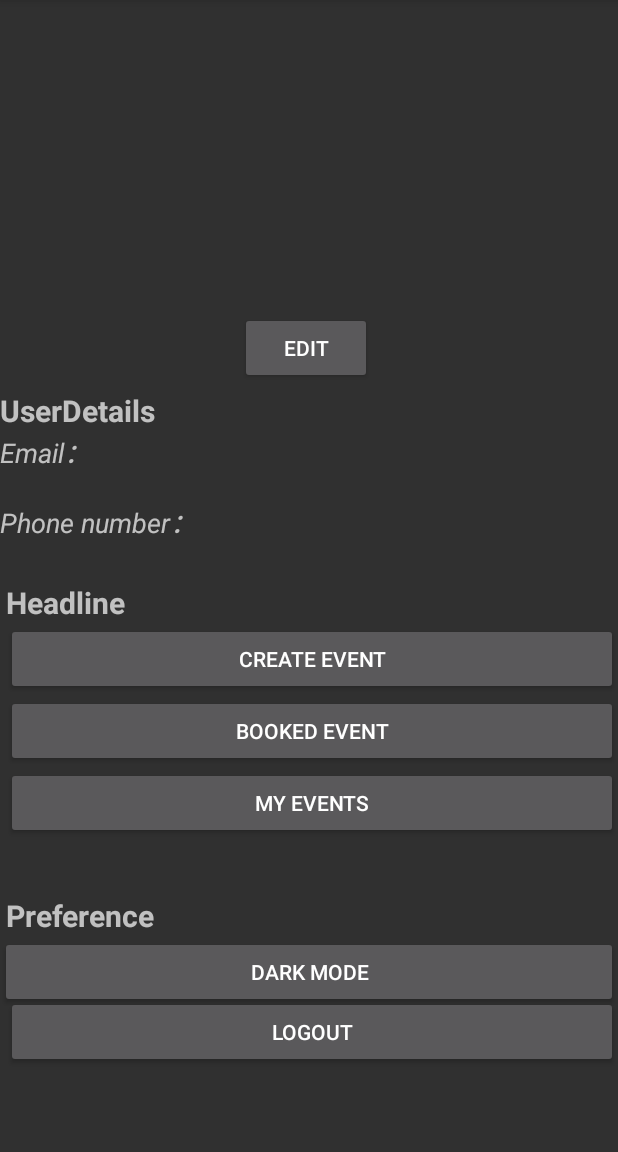
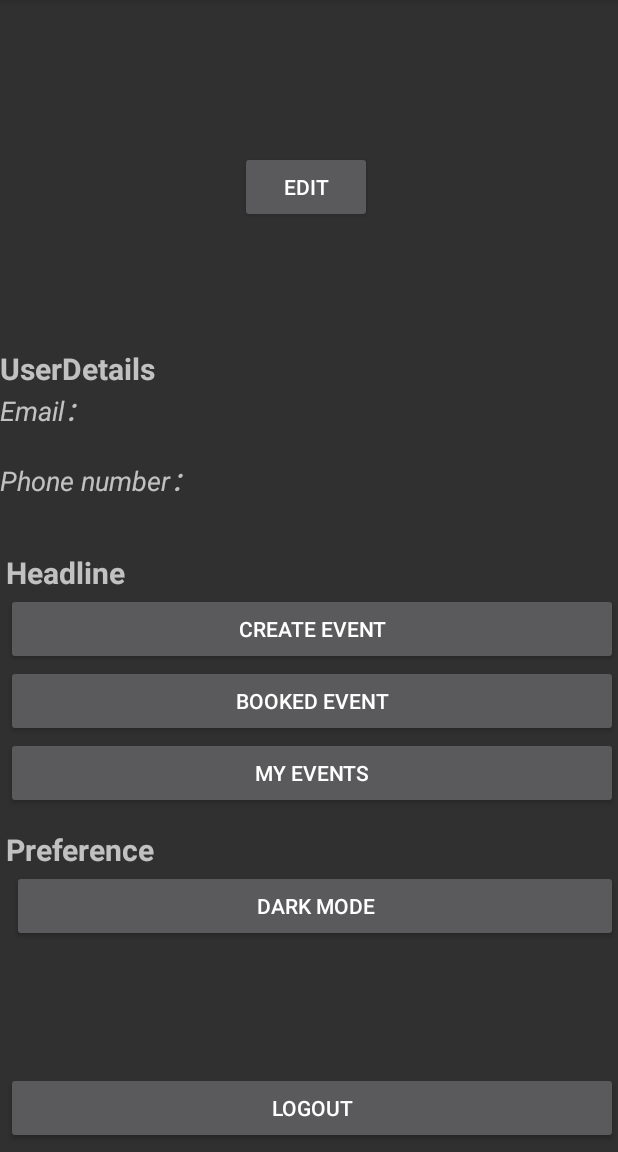
Before and after one commit to hmlmmy/COMP5216Hiking, an Android app: the ProfileActivity screen opened directly, with no data from a screen before it, on a phone screen of 412 x 824 dp, the part 84-1236 px from its top. Run offline under Robolectric (Android 15) with nearby library versions, the phone set to English and light mode, and no system bars; our stand-ins replace Firebase (no records; nobody signed in at launch, a user with empty details on screens opened directly).

Commit message:
adjust UI of profile page

```diff
--- a/app/src/main/res/layout/activity_profile.xml
+++ b/app/src/main/res/layout/activity_profile.xml
@@ -40,8 +40,7 @@
         android:id="@+id/userdetailsLayout"
         android:layout_width="match_parent"
         android:layout_height="wrap_content"
-        android:layout_below="@+id/profileImageView"
-        android:layout_marginTop="260dp"
+        android:layout_marginTop="232dp"
         android:orientation="vertical"
         app:layout_constraintStart_toStartOf="parent"
         app:layout_constraintTop_toTopOf="parent">
@@ -70,7 +69,7 @@
             android:layout_width="match_parent"
             android:layout_height="wrap_content"
             android:text="None"
-            android:textStyle="italic"/>
+            android:textStyle="italic" />
 
         <TextView
             android:id="@+id/userdetailsPhone"
@@ -85,7 +84,7 @@
             android:layout_width="match_parent"
             android:layout_height="wrap_content"
             android:text="None"
-            android:textStyle="italic"/>
+            android:textStyle="italic" />
 
 
     </LinearLayout>
@@ -94,9 +93,8 @@
         android:id="@+id/headlineLayout"
         android:layout_width="match_parent"
         android:layout_height="wrap_content"
-        android:layout_below="@+id/profileImageView"
         android:layout_marginStart="4dp"
-        android:layout_marginTop="388dp"
+        android:layout_marginTop="368dp"
         android:orientation="vertical"
         app:layout_constraintStart_toStartOf="parent"
         app:layout_constraintTop_toTopOf="parent">
@@ -137,12 +135,13 @@
         android:layout_width="match_parent"
         android:layout_height="wrap_content"
         android:layout_marginStart="4dp"
-        android:layout_marginBottom="144dp"
+        android:layout_marginTop="13dp"
         android:orientation="vertical"
-        app:layout_constraintBottom_toBottomOf="parent"
-        app:layout_constraintStart_toStartOf="parent">
+        app:layout_constraintStart_toStartOf="parent"
+        app:layout_constraintTop_toBottomOf="@+id/headlineLayout">
 
         <!-- Preference 标题 -->
+
         <TextView
             android:id="@+id/preferenceTitleTextView"
             android:layout_width="wrap_content"
@@ -150,6 +149,15 @@
             android:text="Preference"
             android:textSize="20sp"
             android:textStyle="bold" />
+
+        <Button
+            android:id="@+id/darkModeButton"
+            android:layout_width="match_parent"
+            android:layout_height="wrap_content"
+            android:layout_marginStart="4dp"
+            android:layout_marginBottom="32dp"
+            android:text="Dark Mode"
+            tools:ignore="MissingConstraints" />
 
         <!-- Language 跳转按钮 -->
 
@@ -163,29 +171,19 @@
         android:layout_height="wrap_content"
         android:layout_gravity="center"
         android:layout_marginStart="4dp"
-        android:layout_marginTop="664dp"
+        android:layout_marginBottom="5dp"
         android:text="logout"
-        app:layout_constraintStart_toStartOf="parent"
-        app:layout_constraintTop_toTopOf="parent" />
+        app:layout_constraintBottom_toBottomOf="parent"
+        app:layout_constraintStart_toStartOf="parent" />
 
     <Button
         android:id="@+id/editProfile"
         android:layout_width="wrap_content"
         android:layout_height="wrap_content"
         android:layout_marginStart="160dp"
-        android:layout_marginBottom="132dp"
+        android:layout_marginTop="52dp"
         android:text="EDIT"
-        app:layout_constraintBottom_toTopOf="@+id/headlineLayout"
-        app:layout_constraintStart_toStartOf="parent" />
-
-    <Button
-        android:id="@+id/darkModeButton"
-        android:layout_width="match_parent"
-        android:layout_height="wrap_content"
-        android:layout_marginBottom="96dp"
-        android:text="Dark Mode"
-        app:layout_constraintBottom_toBottomOf="parent"
-        tools:ignore="MissingConstraints"
-        tools:layout_editor_absoluteX="0dp" />
+        app:layout_constraintStart_toStartOf="parent"
+        app:layout_constraintTop_toBottomOf="@+id/usernameTextView" />
 
 </androidx.constraintlayout.widget.ConstraintLayout>
```
